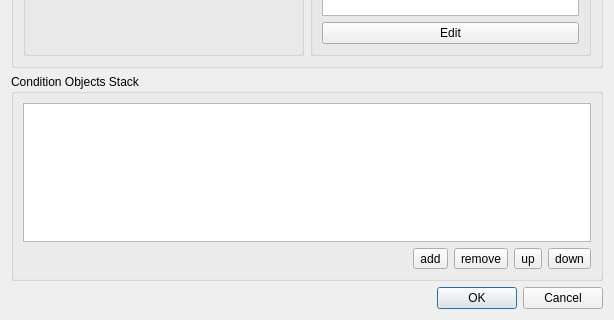
ibab/lhcb-software, file LHCb/Tools/CondDBUI/qt_resources/AddConditionDialog.ui: the form before one commit; both pictures show x 0 to 614 and y 191 to 511 of the 614 by 511 pixel window.
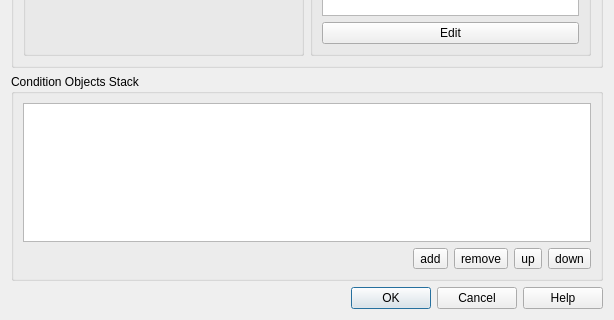
The form after the commit. Icons and pictures are not drawn. Custom widgets are drawn as their Qt base class.

Patch:
```diff
--- a/LHCb/Tools/CondDBUI/qt_resources/AddConditionDialog.ui
+++ b/LHCb/Tools/CondDBUI/qt_resources/AddConditionDialog.ui
@@ -187,7 +187,7 @@
       <enum>Qt::Horizontal</enum>
      </property>
      <property name="standardButtons" >
-      <set>QDialogButtonBox::Cancel|QDialogButtonBox::Ok</set>
+      <set>QDialogButtonBox::Cancel|QDialogButtonBox::Help|QDialogButtonBox::Ok</set>
      </property>
     </widget>
    </item>
```
Left out of the diff: 19 changed lines with no effect on the pictures.
